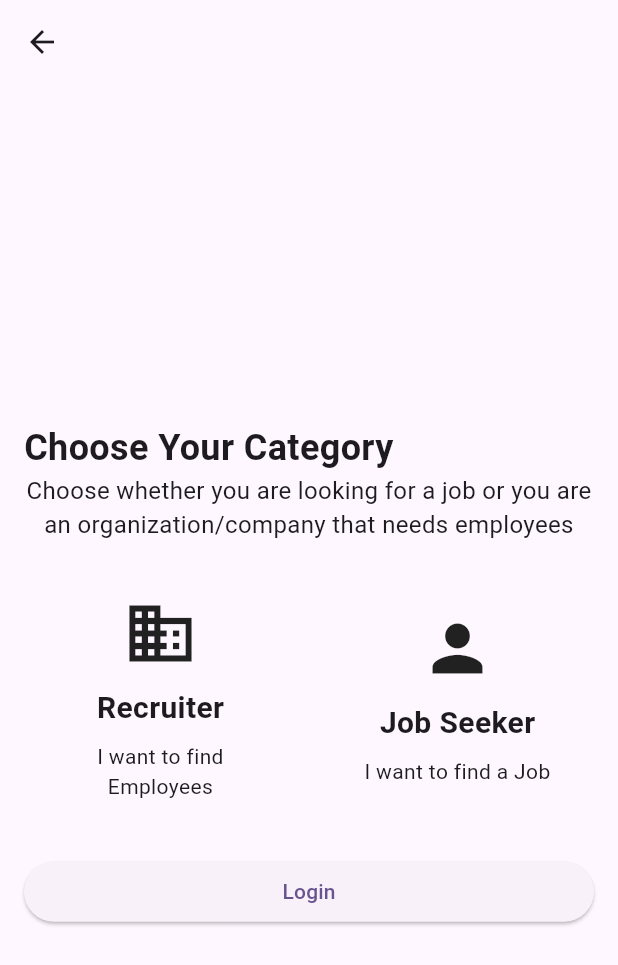
After one commit to talent-Hub-ET/mobile_app, a Flutter app: the screen it shows after launch, after a tap on "Catagories Screen", on a phone screen of 412 x 824 dp. The commit adds this screen. Shown: the top 965 px of the screen. Run offline on Flutter 3.47's test engine with Material 2 defaults, Android fonts, the phone set to English and light mode, and no system bars.

Commit message:
finish basic structure of the category page

```diff
--- /dev/null
+++ b/lib/Pages/CatagoriesPage.dart
@@ -0,0 +1,108 @@
+import 'package:flutter/material.dart';
+
+class CategoriesPage extends StatelessWidget {
+  @override
+  Widget build(BuildContext context) {
+    return Scaffold(
+      appBar: AppBar(
+        title: Text(''),
+        leading: IconButton(
+          icon: Icon(Icons.arrow_back),
+          onPressed: () {
+            // Handle back button press
+          },
+        ),
+      ),
+      body: Padding(
+        padding: EdgeInsets.all(16.0),
+        child: Column(
+          mainAxisAlignment: MainAxisAlignment.center,
+          crossAxisAlignment: CrossAxisAlignment.stretch,
+          children: [
+            SizedBox(height: 20.0),
+            Text(
+              'Choose Your Category',
+              style: TextStyle(
+                fontSize: 24.0,
+                fontWeight: FontWeight.bold,
+              ),
+            ),
+            Text(
+              'Choose whether you are looking for a job or you are an organization/company that needs employees',
+              style: TextStyle(fontSize: 16.0),
+              textAlign: TextAlign.center,
+            ),
+            SizedBox(height: 20.0),
+            Row(
+              children: [
+                Expanded(
+                  child: _CategoryCard(
+                    icon: Icons.business,
+                    title: 'Recruiter',
+                    description: 'I want to find Employees',
+                  ),
+                ),
+                SizedBox(width: 16.0),
+                Expanded(
+                  child: _CategoryCard(
+                    icon: Icons.person,
+                    title: 'Job Seeker',
+                    description: 'I want to find a Job',
+                  ),
+                ),
+              ],
+            ),
+            SizedBox(height: 20.0),
+            ElevatedButton(
+              onPressed: () {
+                // Handle login button press
+              },
+              child: Text('Login'),
+            ),
+          ],
+        ),
+      ),
+    );
+  }
+}
+
+class _CategoryCard extends StatelessWidget {
+  final IconData icon;
+  final String title;
+  final String description;
+
+  const _CategoryCard({
+    Key? key,
+    required this.icon,
+    required this.title,
+    required this.description,
+  }) : super(key: key);
+
+  @override
+  Widget build(BuildContext context) {
+    return Padding(
+      padding: EdgeInsets.all(16.0),
+      child: Column(
+        children: [
+          Icon(
+            icon,
+            size: 50.0,
+          ),
+          SizedBox(height: 10.0),
+          Text(
+            title,
+            style: TextStyle(
+              fontSize: 20.0,
+              fontWeight: FontWeight.bold,
+            ),
+          ),
+          SizedBox(height: 8.0),
+          Text(
+            description,
+            textAlign: TextAlign.center,
+          ),
+        ],
+      ),
+    );
+  }
+}
--- a/lib/main.dart
+++ b/lib/main.dart
@@ -1,4 +1,5 @@
 import 'package:flutter/material.dart';
+import 'package:mobile_app/Pages/CatagoriesPage.dart';
 import 'package:mobile_app/Pages/LoginScreen.dart';
 
 void main() {
@@ -12,42 +13,18 @@ class MyApp extends StatelessWidget {
   @override
   Widget build(BuildContext context) {
     return MaterialApp(
-      title: 'Flutter Demo',
+      title: 'Mereja Tech',
       theme: ThemeData(
-        // This is the theme of your application.
-        //
-        // TRY THIS: Try running your application with "flutter run". You'll see
-        // the application has a blue toolbar. Then, without quitting the app,
-        // try changing the seedColor in the colorScheme below to Colors.green
-        // and then invoke "hot reload" (save your changes or press the "hot
-        // reload" button in a Flutter-supported IDE, or press "r" if you used
-        // the command line to start the app).
-        //
-        // Notice that the counter didn't reset back to zero; the application
-        // state is not lost during the reload. To reset the state, use hot
-        // restart instead.
-        //
-        // This works for code too, not just values: Most code changes can be
-        // tested with just a hot reload.
         colorScheme: ColorScheme.fromSeed(seedColor: Colors.deepPurple),
         useMaterial3: true,
       ),
-      home: const MyHomePage(title: 'Flutter Demo Home Page'),
+      home: const MyHomePage(title: 'Mereja Tech'),
     );
   }
 }
 
 class MyHomePage extends StatefulWidget {
   const MyHomePage({super.key, required this.title});
-
-  // This widget is the home page of your application. It is stateful, meaning
-  // that it has a State object (defined below) that contains fields that affect
-  // how it looks.
-
-  // This class is the configuration for the state. It holds the values (in this
-  // case the title) provided by the parent (in this case the App widget) and
-  // used by the build method of the State. Fields in a Widget subclass are
-  // always marked "final".
 
   final String title;
 
@@ -56,19 +33,6 @@ class MyHomePage extends StatefulWidget {
 }
 
 class _MyHomePageState extends State<MyHomePage> {
-  int _counter = 0;
-
-  void _incrementCounter() {
-    setState(() {
-      // This call to setState tells the Flutter framework that something has
-      // changed in this State, which causes it to rerun the build method below
-      // so that the display can reflect the updated values. If we changed
-      // _counter without calling setState(), then the build method would not be
-      // called again, and so nothing would appear to happen.
-      _counter++;
-    });
-  }
-
   @override
   Widget build(BuildContext context) {
     return Scaffold(
@@ -91,6 +55,17 @@ class _MyHomePageState extends State<MyHomePage> {
                 child: const Text('Login Screen'),
               ),
             ),
+            Center(
+              child: ElevatedButton(
+                onPressed: () {
+                  Navigator.push(
+                    context,
+                    MaterialPageRoute(builder: (context) => CategoriesPage()),
+                  );
+                },
+                child: const Text('Catagories Screen'),
+              ),
+            ),
           ],
         ),
       ),
```
